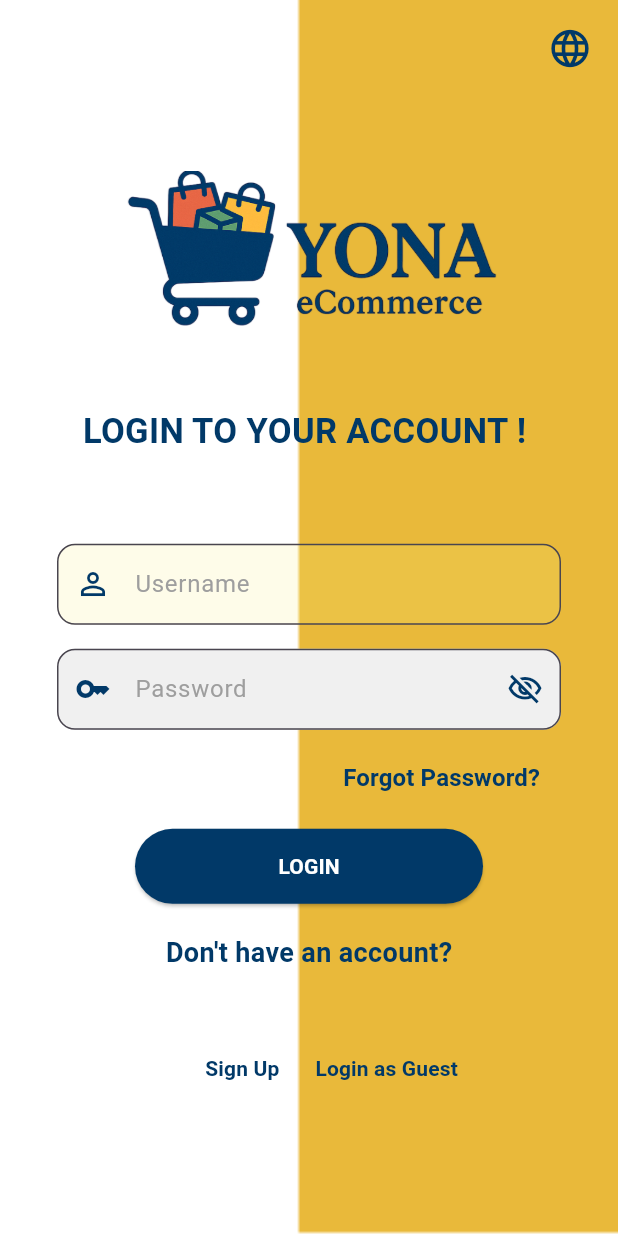
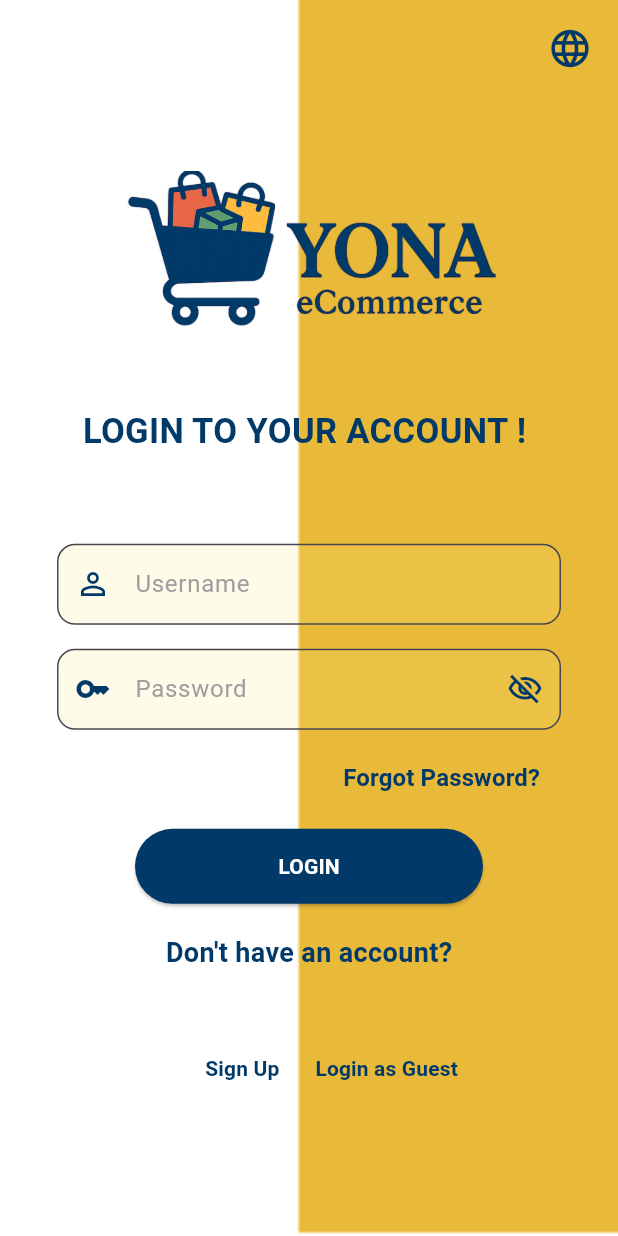
Before and after one commit to yoninani7/Yona_ecommerce, a Flutter app: the screen it shows after launch, on a phone screen of 412 x 824 dp. Run offline on Flutter 3.47's test engine with Material 3 defaults, Android fonts, the light colour scheme and no system bars.

Commit message:
Update main.dart

```diff
--- a/yona_ecommerce/lib/main.dart
+++ b/yona_ecommerce/lib/main.dart
@@ -1,5 +1,4 @@
 import 'package:flutter/material.dart';
-import 'package:project1/widgets/textFormField.dart';
 
 void main() {
   runApp(const Welcome());
@@ -135,12 +134,7 @@ class _WelcomeState extends State<Welcome> {
                             fontWeight: FontWeight.w400,
                           ),
                           filled: true,
-                          fillColor: const Color.fromARGB(
-                            255,
-                            240,
-                            240,
-                            240,
-                          ), // Lighter background
+                          fillColor: const Color.fromARGB(43, 247, 238, 124),
                           border: OutlineInputBorder(
                             borderRadius: BorderRadius.circular(
                               12.0,
```
